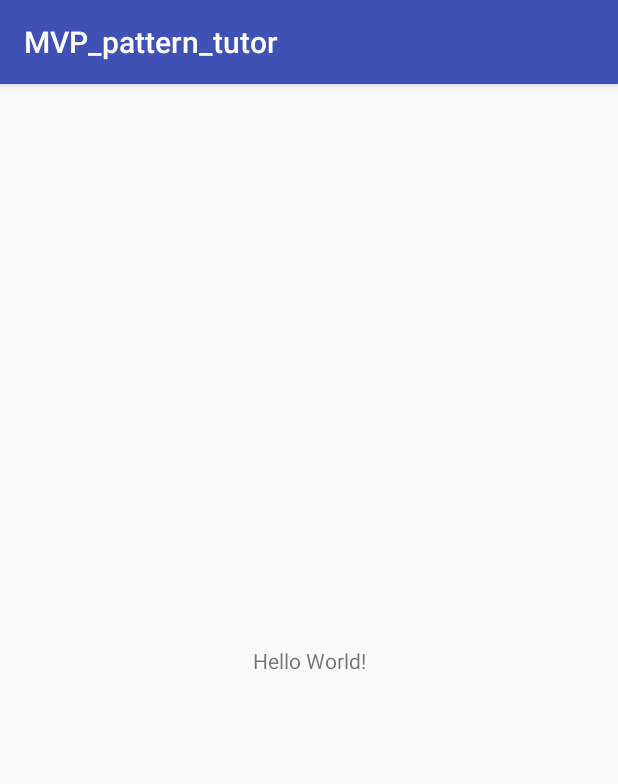
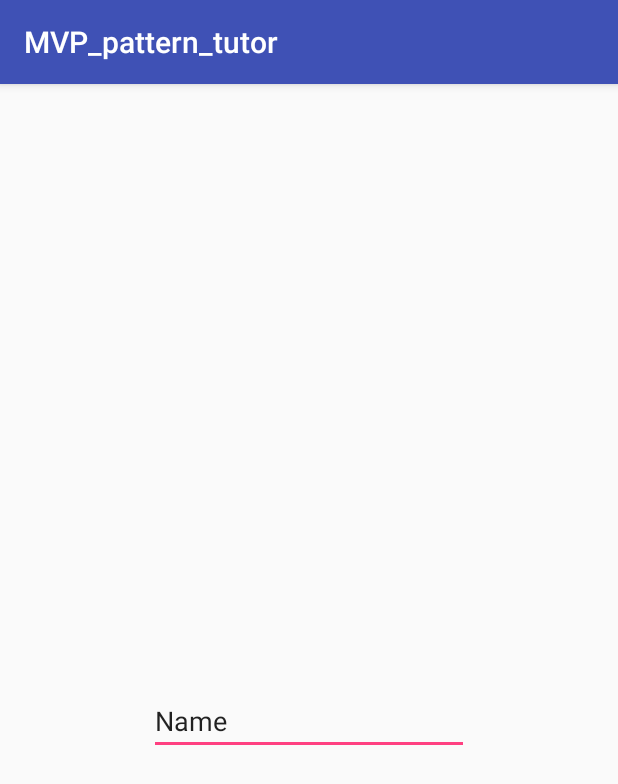
Before and after one commit to clucle/Android, an Android app: the screen it shows after launch (MainActivity), on a phone screen of 412 x 824 dp. Shown: the top 784 px of the screen. Run offline under Robolectric (Android 15) with nearby library versions, the light colour scheme and no system bars.

Commit message:
feat: MVP pattern accept
When Name change View Change

```diff
--- a/MVP_pattern_tutor/app/src/main/java/com/devandroid/clucle/mvp_pattern_tutor/MainActivity.java
+++ b/MVP_pattern_tutor/app/src/main/java/com/devandroid/clucle/mvp_pattern_tutor/MainActivity.java
@@ -2,12 +2,50 @@ package com.devandroid.clucle.mvp_pattern_tutor;
 
 import android.support.v7.app.AppCompatActivity;
 import android.os.Bundle;
+import android.text.Editable;
+import android.text.TextWatcher;
+import android.widget.EditText;
+import android.widget.TextView;
 
-public class MainActivity extends AppCompatActivity {
+import com.devandroid.clucle.mvp_pattern_tutor.presenter.MainPresenter;
+
+public class MainActivity extends AppCompatActivity implements MainPresenter.View{
+
+    private MainPresenter mainPresenter;
+
+    private TextView userInfoTextView;
+    private EditText name;
 
     @Override
     protected void onCreate(Bundle savedInstanceState) {
         super.onCreate(savedInstanceState);
         setContentView(R.layout.activity_main);
+        mainPresenter = new MainPresenter(this);
+
+        userInfoTextView = (TextView) findViewById(R.id.userInfo);
+        name = (EditText) findViewById(R.id.name);
+
+        name.addTextChangedListener(new TextWatcher() {
+            @Override
+            public void beforeTextChanged(CharSequence s, int start, int count, int after) {
+
+            }
+
+            @Override
+            public void onTextChanged(CharSequence s, int start, int before, int count) {
+                mainPresenter.updateName(s.toString());
+            }
+
+            @Override
+            public void afterTextChanged(Editable s) {
+
+            }
+        });
+    }
+
+
+    @Override
+    public void updateUserInfoTextView(String info) {
+        userInfoTextView.setText(info);
     }
 }
--- /dev/null
+++ b/MVP_pattern_tutor/app/src/main/java/com/devandroid/clucle/mvp_pattern_tutor/data/User.java
@@ -0,0 +1,15 @@
+package com.devandroid.clucle.mvp_pattern_tutor.data;
+
+public class User {
+
+    private String name;
+
+    public void setName(String name) {
+        this.name = name;
+    }
+
+    @Override
+    public String toString() {
+        return "Name : " + name;
+    }
+}
--- /dev/null
+++ b/MVP_pattern_tutor/app/src/main/java/com/devandroid/clucle/mvp_pattern_tutor/presenter/MainPresenter.java
@@ -0,0 +1,25 @@
+package com.devandroid.clucle.mvp_pattern_tutor.presenter;
+
+import android.view.View;
+
+import com.devandroid.clucle.mvp_pattern_tutor.data.User;
+
+public class MainPresenter {
+    private User user;
+    private View view;
+
+    public MainPresenter(View view) {
+        this.view = view;
+        user = new User();
+    }
+
+    public void updateName(String name) {
+        user.setName(name);
+        view.updateUserInfoTextView(user.toString());
+    }
+
+    public interface View {
+        void updateUserInfoTextView(String info);
+    }
+
+}
--- a/MVP_pattern_tutor/app/src/main/res/layout/activity_main.xml
+++ b/MVP_pattern_tutor/app/src/main/res/layout/activity_main.xml
@@ -7,12 +7,27 @@
     tools:context="com.devandroid.clucle.mvp_pattern_tutor.MainActivity">
 
     <TextView
+        android:id="@+id/userInfo"
         android:layout_width="wrap_content"
         android:layout_height="wrap_content"
-        android:text="Hello World!"
+        android:text=""
         app:layout_constraintBottom_toBottomOf="parent"
         app:layout_constraintLeft_toLeftOf="parent"
         app:layout_constraintRight_toRightOf="parent"
         app:layout_constraintTop_toTopOf="parent" />
 
+    <EditText
+        android:id="@+id/name"
+        android:layout_width="wrap_content"
+        android:layout_height="wrap_content"
+        android:ems="10"
+        android:inputType="textPersonName"
+        android:text="Name"
+        android:layout_marginTop="8dp"
+        app:layout_constraintTop_toBottomOf="@+id/userInfo"
+        android:layout_marginLeft="8dp"
+        app:layout_constraintLeft_toLeftOf="parent"
+        android:layout_marginRight="8dp"
+        app:layout_constraintRight_toRightOf="parent" />
+
 </android.support.constraint.ConstraintLayout>
```
